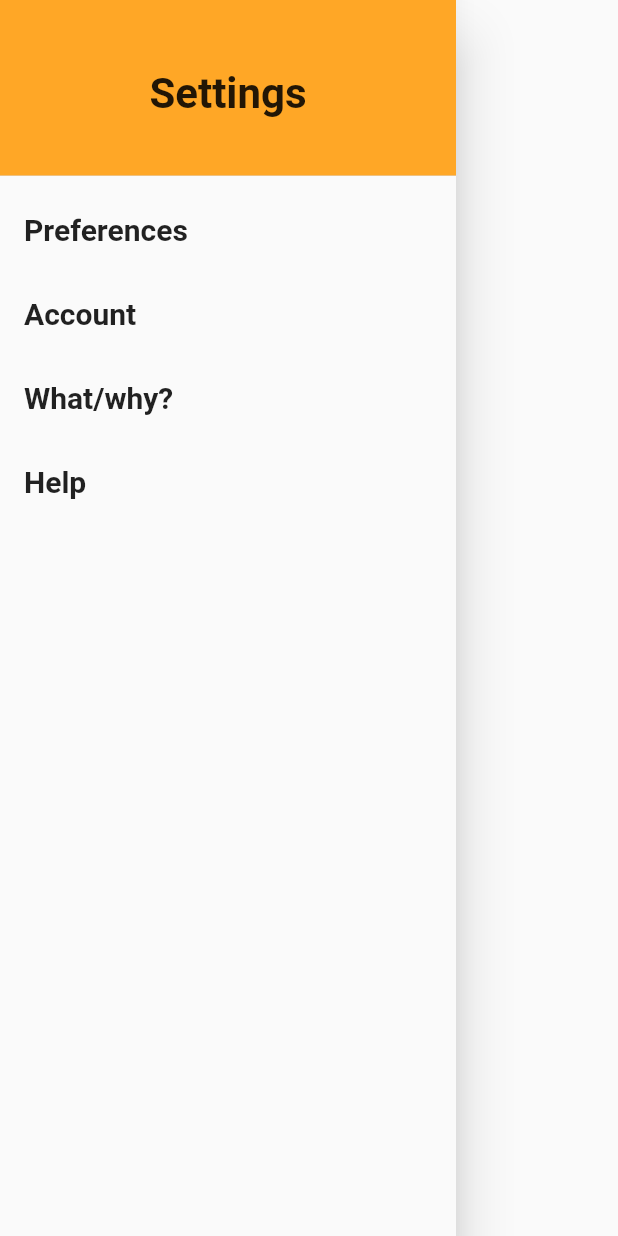
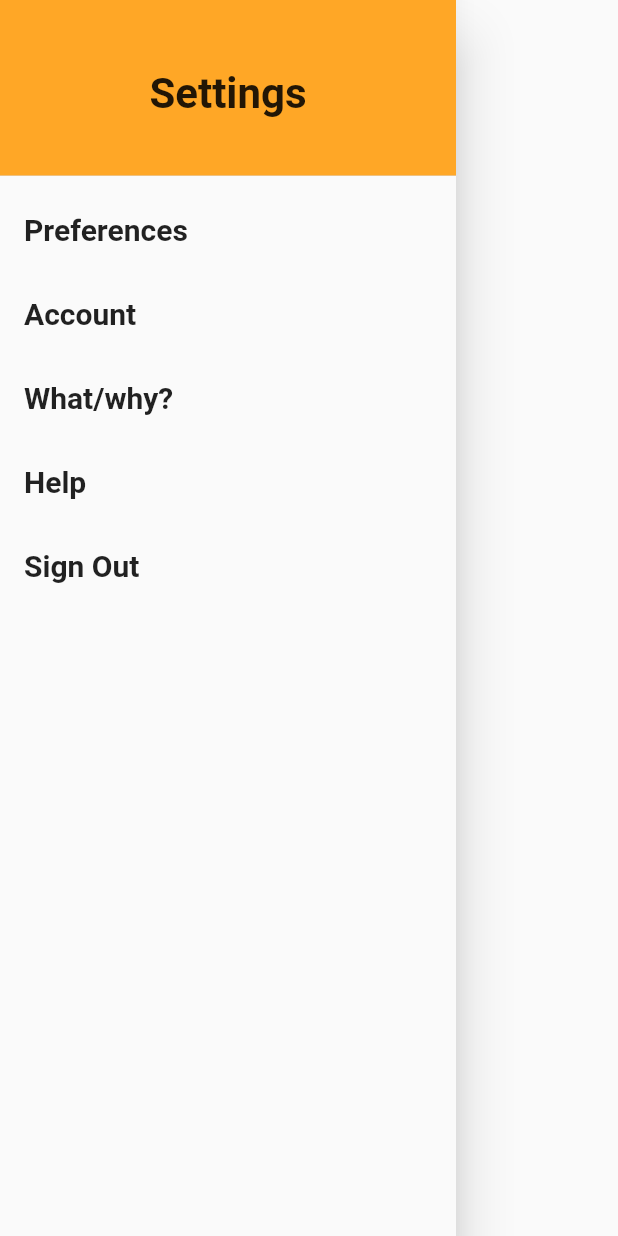
Before and after one commit to DandyAndy22/redifit-mobile, a Flutter app: the Settings widget shown alone on an empty page, opened directly, on a phone screen of 412 x 824 dp. Run offline on Flutter 3.47's test engine with Material 2 defaults, Android fonts, the phone set to English and light mode, and no system bars.

Commit message:
Stub out settings pages and add sign out text

```diff
--- a/lib/widgets/settings.dart
+++ b/lib/widgets/settings.dart
@@ -56,6 +56,15 @@ class Settings extends StatelessWidget {
               Navigator.pop(context);
             },
           ),
+          ListTile(
+            title: const Text('Sign Out',
+                style: TextStyle(fontWeight: FontWeight.bold, fontSize: 20)),
+            onTap: () {
+              // Update the state of the app.
+              // ...
+              Navigator.pop(context);
+            },
+          ),
         ],
       ),
     );
```
